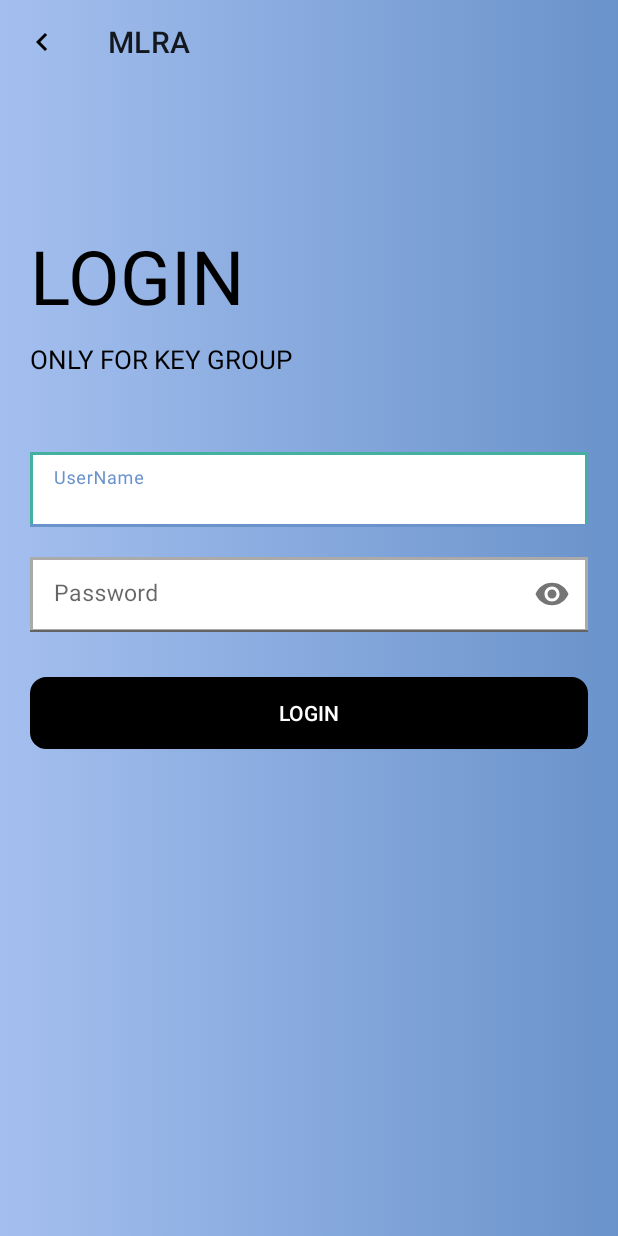
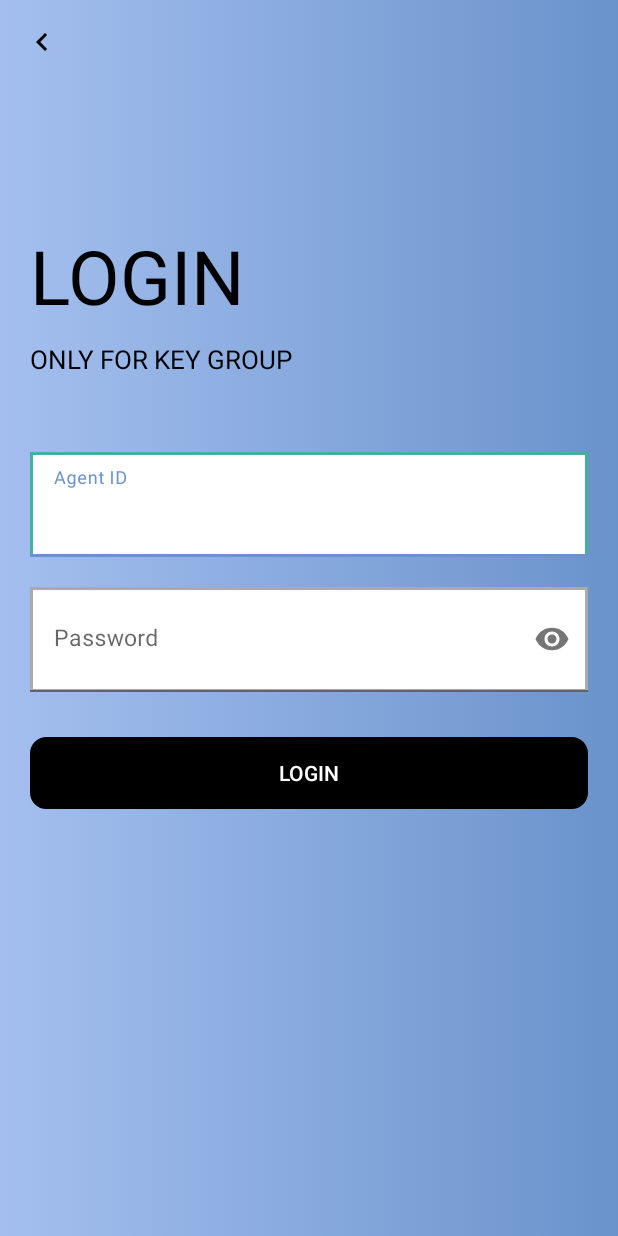
Before and after one commit to feihong6800/MLRA, an Android app: the KeyActivity screen opened directly, with no data from a screen before it, on a phone screen of 412 x 824 dp. Run offline under Robolectric (Android 15) with nearby library versions, the phone set to English and light mode, and no system bars.

```diff
--- a/app/src/main/java/com/example/mlra/KeyActivity.java
+++ b/app/src/main/java/com/example/mlra/KeyActivity.java
@@ -22,6 +22,7 @@ public class KeyActivity extends AppCompatActivity {
         //Toolbar
         setSupportActionBar(toolbar);
         getSupportActionBar().setDisplayHomeAsUpEnabled(true);
+        getSupportActionBar().setDisplayShowTitleEnabled(false);
         toolbar.getNavigationIcon().setColorFilter(getResources().getColor(R.color.white), PorterDuff.Mode.SRC_ATOP);
         toolbar.setNavigationIcon(getResources().getDrawable(R.drawable.ic_left));
 
--- a/app/src/main/res/layout/activity_key.xml
+++ b/app/src/main/res/layout/activity_key.xml
@@ -51,10 +51,10 @@
         <EditText
             android:id="@+id/username"
             android:layout_width="match_parent"
-            android:layout_height="50dp"
+            android:layout_height="70dp"
             android:layout_below="@id/subtitle"
             android:background="@drawable/custom_edittext"
-            android:hint="UserName"
+            android:hint="Agent ID"
             android:inputType="textEmailAddress"
             android:padding="15dp"
             android:singleLine="true"
@@ -75,7 +75,7 @@
         <com.google.android.material.textfield.TextInputEditText
             android:id="@+id/password"
             android:layout_width="match_parent"
-            android:layout_height="50dp"
+            android:layout_height="70dp"
             android:layout_below="@id/textInputlayout_1"
             android:layout_centerInParent="true"
             android:background="@drawable/custom_edittext"
```
Also changed, not shown: app/src/main/AndroidManifest.xml (+7 -0 lines), app/src/main/java/com/example/mlra/HelpActivity.java (added, +14 -0 lines), app/src/main/res/layout/activity_help.xml (added, +9 -0 lines).
